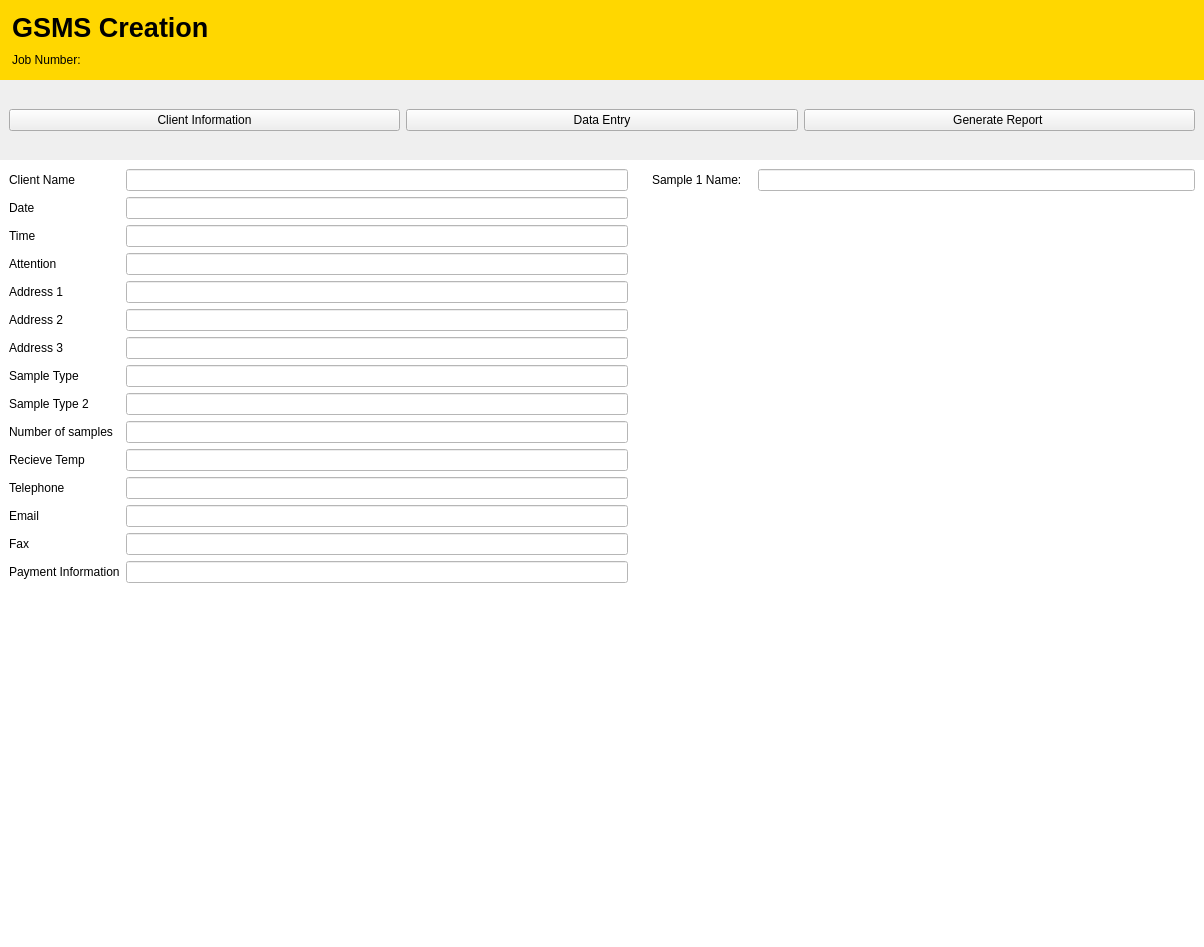
Above: application/ui/GSMS_entry_page.ui from layup/LIMS before the change. Below: the same form after it.
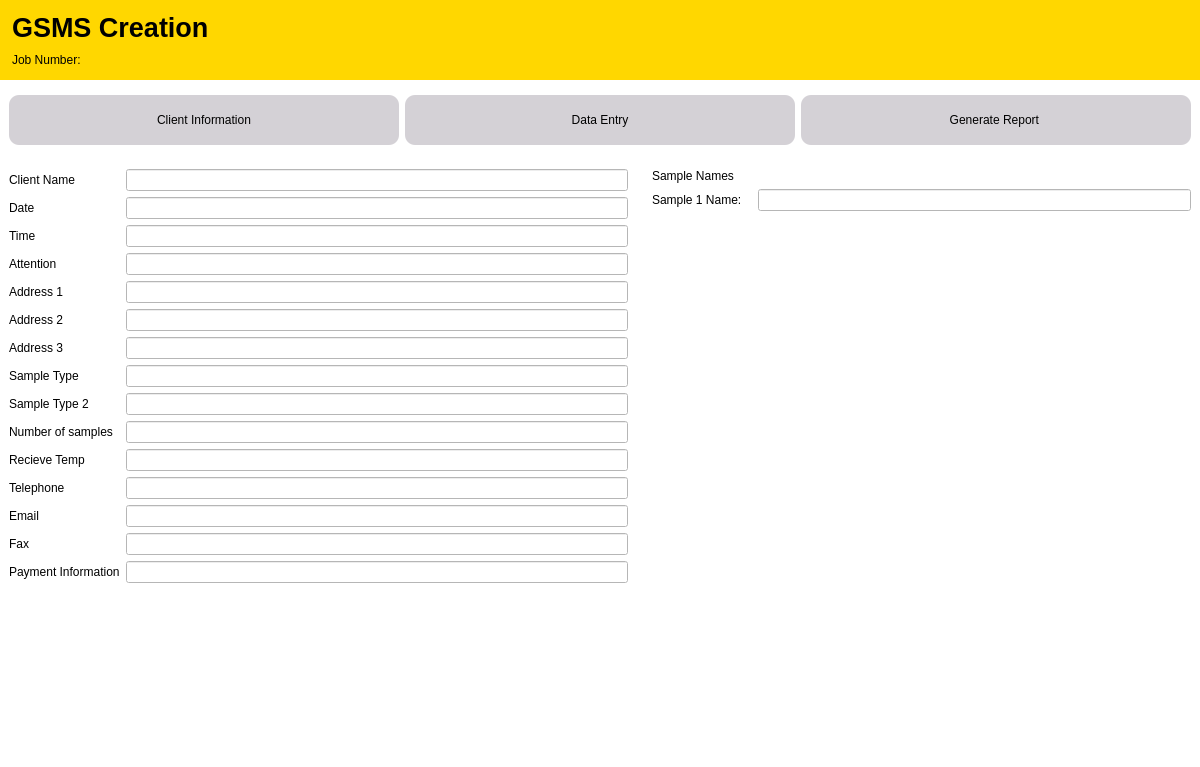
That is the form after the change. The open tabs and pages were chosen to show the change.

What changed in the file:
```diff
--- a/application/ui/GSMS_entry_page.ui
+++ b/application/ui/GSMS_entry_page.ui
@@ -6,8 +6,8 @@
    <rect>
     <x>0</x>
     <y>0</y>
-    <width>1204</width>
-    <height>947</height>
+    <width>1200</width>
+    <height>767</height>
    </rect>
   </property>
   <property name="windowTitle">
@@ -86,7 +86,19 @@
       </size>
      </property>
      <property name="styleSheet">
-      <string notr="true"/>
+      <string notr="true">QWidget {
+	background-color:rgb(255, 255, 255)
+}
+
+QPushButton { 
+	min-width: 200px; 
+	min-height: 40px; 
+	background-color: rgb(212, 209, 214);
+	border-radius: 10px;
+	padding: 5px;
+} 
+
+</string>
      </property>
      <layout class="QHBoxLayout" name="horizontalLayout_3">
       <item>
@@ -348,22 +360,13 @@
             </property>
             <property name="styleSheet">
              <string notr="true">QLineEdit {
-	min-width: 400px; 
+	min-width: 300px; 
 }
 QLabel {
 	min-width:100px; 
 }</string>
             </property>
             <layout class="QFormLayout" name="formLayout_2">
-             <property name="labelAlignment">
-              <set>Qt::AlignLeading|Qt::AlignLeft|Qt::AlignVCenter</set>
-             </property>
-             <property name="formAlignment">
-              <set>Qt::AlignLeading|Qt::AlignLeft|Qt::AlignTop</set>
-             </property>
-             <item row="1" column="1">
-              <widget class="QLineEdit" name="sample1Value"/>
-             </item>
              <item row="1" column="0">
               <widget class="QLabel" name="sample1Name">
                <property name="minimumSize">
@@ -377,6 +380,16 @@
                </property>
               </widget>
              </item>
+             <item row="1" column="1">
+              <widget class="QLineEdit" name="sample1Value"/>
+             </item>
+             <item row="0" column="0">
+              <widget class="QLabel" name="label_11">
+               <property name="text">
+                <string>Sample Names </string>
+               </property>
+              </widget>
+             </item>
             </layout>
            </widget>
           </item>
```
Left out of the diff: 8 changed lines with no effect on the pictures.
